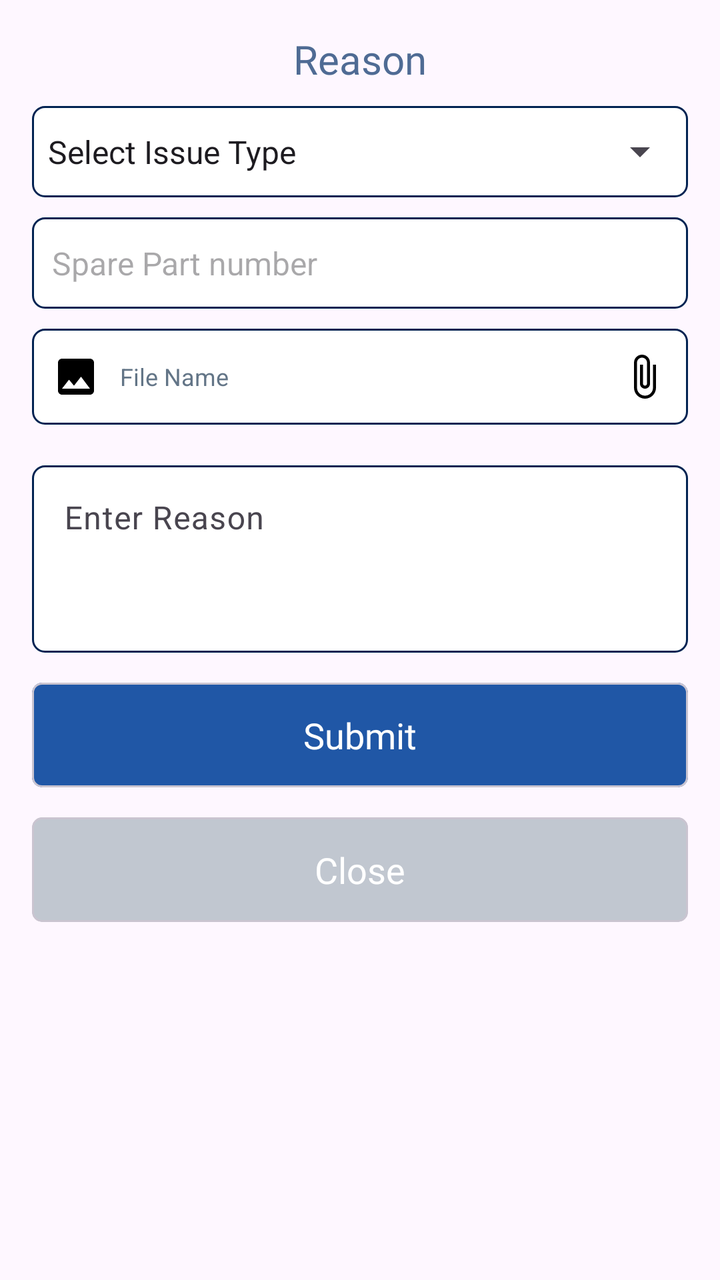
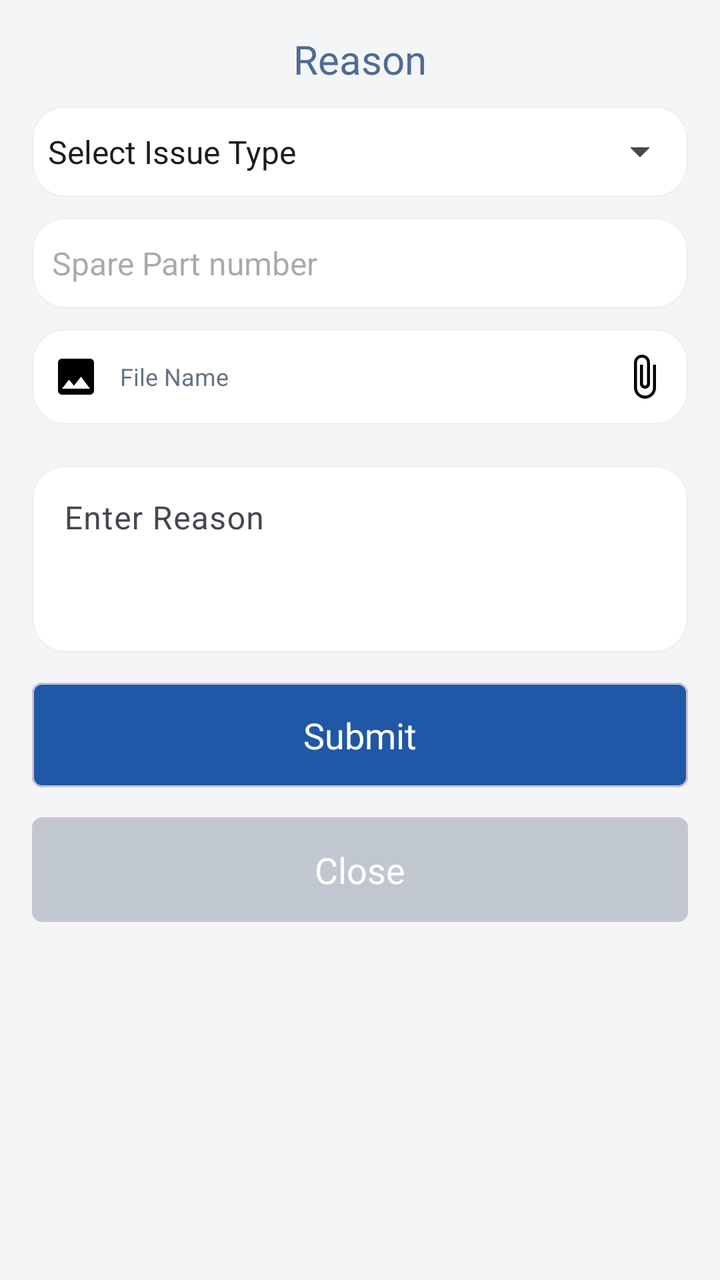

Before-and-after screenshots of an Android layout around one commit, followed by the original layout XML and the change that was made.
<!-- AndroidManifest.xml: application theme Theme.Evergreen -->
<!-- res/layout/fragment_set_hold_fagment.xml -->
<LinearLayout xmlns:android="http://schemas.android.com/apk/res/android"
    android:layout_width="match_parent"
    android:layout_height="wrap_content"
    xmlns:app="http://schemas.android.com/apk/res-auto"
    android:orientation="vertical"
    android:padding="16dp">
    <TextView
        android:textColor="@color/black_blue1"
        android:id="@+id/dialog_title"
        android:layout_width="match_parent"
        android:layout_height="wrap_content"
        android:text="Reason"
        android:textSize="20sp"
        android:fontFamily="@font/roboto_medium"
        android:gravity="center" />
    <androidx.appcompat.widget.SwitchCompat
        android:text="Need Parts ?"
        android:visibility="gone"
        android:id="@+id/sw_req"
        android:layout_marginTop="@dimen/_10sdp"
        android:layout_width="match_parent"
        android:layout_height="wrap_content"/>
    <RelativeLayout
        android:layout_marginTop="@dimen/_10sdp"
        android:background="@drawable/sidestroke"
        android:layout_width="match_parent"
        android:layout_height="wrap_content">
        <androidx.appcompat.widget.AppCompatSpinner
            android:layout_width="match_parent"
            android:id="@+id/sp_reason"
            android:paddingVertical="@dimen/_12sdp"
            android:entries="@array/type_reason"
            android:layout_height="wrap_content"/>
    </RelativeLayout>

    <EditText
        android:textSize="@dimen/_16ssp"
        android:id="@+id/spars_part_number"
        android:paddingHorizontal="@dimen/_10sdp"
        android:layout_marginTop="@dimen/_10sdp"
        android:paddingVertical="@dimen/_12sdp"
        android:hint="Spare Part number"
        android:background="@drawable/sidestroke"
        android:layout_width="match_parent"
        android:layout_height="wrap_content"/>
    <RelativeLayout
        android:layout_marginTop="@dimen/_10sdp"
        android:layout_gravity="center"
        android:gravity="center"
        android:background="@drawable/sidestroke"
        android:layout_width="match_parent"
        android:orientation="horizontal"
        android:layout_height="wrap_content">
        <ImageView
            android:layout_centerVertical="true"
            android:id="@+id/password_icon1"
            android:layout_width="wrap_content"
            android:layout_height="wrap_content"
            android:layout_alignParentStart="true"
            android:padding="@dimen/_10sdp"
            android:src="@drawable/baseline_image_24" />
        <TextView
            android:inputType="text"
            android:id="@+id/choose_tv"
            android:layout_width="match_parent"
            android:layout_height="@dimen/_48sdp"
            android:layout_toEndOf="@id/password_icon1"
            android:layout_centerVertical="true"
            android:gravity="center_vertical"
            android:hint="File Name"
            android:ellipsize="end"
            android:textSize="@dimen/_12ssp"
            android:layout_toStartOf="@+id/hide_icon1"
            android:textColor="@color/black_blue"
            android:textColorHint="@color/gray2"
            android:background="@android:color/transparent" />

        <ImageView

            android:id="@+id/hide_icon1"
            android:layout_width="wrap_content"
            android:layout_height="wrap_content"
            android:layout_alignParentEnd="true"
            android:layout_centerInParent="true"
            android:padding="@dimen/_10sdp"
            android:src="@drawable/baseline_attach_file_24" />


    </RelativeLayout>



    <com.google.android.material.textfield.TextInputLayout
        android:layout_width="match_parent"
        android:hint="Enter Reason"

        android:layout_marginTop="@dimen/_15sdp"
        android:layout_height="wrap_content">



        <com.google.android.material.textfield.TextInputEditText
            android:id="@+id/feedback_input"
            android:background="@drawable/sidestroke"
            android:layout_width="match_parent"
            android:textColor="@color/black_blue"
            android:layout_height="wrap_content"
            android:inputType="textMultiLine"
            android:minLines="3"
            android:textSize="@dimen/_16ssp"
            android:gravity="start" />
    </com.google.android.material.textfield.TextInputLayout>

    <com.google.android.material.card.MaterialCardView
        app:cardBackgroundColor="@color/btn_back"
        android:id="@+id/submit_button"
        android:layout_marginTop="@dimen/_15sdp"
        android:textSize="@dimen/_14ssp"
        app:cardCornerRadius="@dimen/_5sdp"
        app:layout_constraintTop_toBottomOf="@+id/relative"
        android:layout_width="match_parent"
        android:layout_height="wrap_content">
        <TextView
            android:padding="@dimen/_14sdp"
            android:fontFamily="@font/roboto_medium"
            android:gravity="center"
            android:textSize="@dimen/_18ssp"
            android:layout_gravity="center"
            android:textColor="@color/white"
            android:text="Submit"
            android:layout_width="match_parent"
            android:layout_height="wrap_content"/>
    </com.google.android.material.card.MaterialCardView>

    <com.google.android.material.card.MaterialCardView
        app:cardBackgroundColor="@color/gray1"
        android:id="@+id/close_button"
        android:layout_marginTop="@dimen/_15sdp"
        android:textSize="@dimen/_14ssp"
        app:cardCornerRadius="@dimen/_5sdp"
        app:layout_constraintTop_toBottomOf="@+id/relative"
        android:layout_width="match_parent"
        android:layout_height="wrap_content">
        <TextView
            android:padding="@dimen/_14sdp"
            android:fontFamily="@font/roboto_medium"
            android:gravity="center"
            android:textSize="@dimen/_18ssp"
            android:layout_gravity="center"
            android:textColor="@color/white"
            android:text="Close"
            android:layout_width="match_parent"
            android:layout_height="wrap_content"/>
    </com.google.android.material.card.MaterialCardView>

</LinearLayout>
<!-- resources referenced by this layout -->
<resources>
  <string-array name="type_reason">
          <item>Select Issue Type</item>
          <item>Spare Parts required</item>
          <item>expert service required</item>
      </string-array>
  <color name="black_blue">#022352</color>
  <color name="black_blue1">#4F6B94</color>
  <color name="btn_back">#2057A6</color>
  <color name="gray1">#C1C7D0</color>
  <color name="gray2">#637587</color>
  <color name="white">#FFFFFFFF</color>
  <dimen name="_10sdp">10.00dp</dimen>
  <dimen name="_12sdp">12.00dp</dimen>
  <dimen name="_12ssp">12.00sp</dimen>
  <dimen name="_14sdp">14.00dp</dimen>
  <dimen name="_14ssp">14.00sp</dimen>
  <dimen name="_15sdp">15.00dp</dimen>
  <dimen name="_16ssp">16.00sp</dimen>
  <dimen name="_18ssp">18.00sp</dimen>
  <dimen name="_48sdp">48.00dp</dimen>
  <dimen name="_5sdp">5.00dp</dimen>
  <!-- drawable baseline_attach_file_24 (drawable) -->
  <vector xmlns:android="http://schemas.android.com/apk/res/android" android:height="24dp" android:tint="#000000" android:viewportHeight="24" android:viewportWidth="24" android:width="24dp">
        
      <path android:fillColor="@android:color/white" android:pathData="M16.5,6v11.5c0,2.21 -1.79,4 -4,4s-4,-1.79 -4,-4V5c0,-1.38 1.12,-2.5 2.5,-2.5s2.5,1.12 2.5,2.5v10.5c0,0.55 -0.45,1 -1,1s-1,-0.45 -1,-1V6H10v9.5c0,1.38 1.12,2.5 2.5,2.5s2.5,-1.12 2.5,-2.5V5c0,-2.21 -1.79,-4 -4,-4S7,2.79 7,5v12.5c0,3.04 2.46,5.5 5.5,5.5s5.5,-2.46 5.5,-5.5V6h-1.5z"/>
      
  </vector>
  <!-- drawable baseline_image_24 (drawable) -->
  <vector xmlns:android="http://schemas.android.com/apk/res/android" android:height="24dp" android:tint="#000000" android:viewportHeight="24" android:viewportWidth="24" android:width="24dp">
        
      <path android:fillColor="@android:color/white" android:pathData="M21,19V5c0,-1.1 -0.9,-2 -2,-2H5c-1.1,0 -2,0.9 -2,2v14c0,1.1 0.9,2 2,2h14c1.1,0 2,-0.9 2,-2zM8.5,13.5l2.5,3.01L14.5,12l4.5,6H5l3.5,-4.5z"/>
      
  </vector>
  <!-- drawable sidestroke (drawable) -->
  <shape xmlns:android="http://schemas.android.com/apk/res/android"
      android:shape="rectangle" >
  
  
      <solid android:color="@color/white" />
      <corners
          android:radius="@dimen/_6sdp" />
      <stroke android:color="@color/black_blue" android:width="@dimen/_1sdp"/>
  
  </shape>
  <style name="Theme.Evergreen" parent="Base.Theme.Evergreen" />
  <dimen name="_6sdp">6.00dp</dimen>
  <dimen name="_1sdp">1.00dp</dimen>
  <style name="Base.Theme.Evergreen" parent="Theme.Material3.Light.NoActionBar">
  
  
  
  
  
  
  
          <item name="android:statusBarColor">@color/black_blue</item>
  
  
      </style>
</resources>

<!-- the commit's change to res/layout/fragment_set_hold_fagment.xml (unified diff, before → after) -->
@@ -1,6 +1,7 @@
 <LinearLayout xmlns:android="http://schemas.android.com/apk/res/android"
     android:layout_width="match_parent"
     android:layout_height="wrap_content"
+    android:background="@color/home_page_bg"
     xmlns:app="http://schemas.android.com/apk/res-auto"
     android:orientation="vertical"
     android:padding="16dp">
@@ -22,7 +23,7 @@
         android:layout_height="wrap_content"/>
     <RelativeLayout
         android:layout_marginTop="@dimen/_10sdp"
-        android:background="@drawable/sidestroke"
+        android:background="@drawable/edit_text_background"
         android:layout_width="match_parent"
         android:layout_height="wrap_content">
         <androidx.appcompat.widget.AppCompatSpinner
@@ -40,14 +41,14 @@
         android:layout_marginTop="@dimen/_10sdp"
         android:paddingVertical="@dimen/_12sdp"
         android:hint="Spare Part number"
-        android:background="@drawable/sidestroke"
+        android:background="@drawable/edit_text_background"
         android:layout_width="match_parent"
         android:layout_height="wrap_content"/>
     <RelativeLayout
         android:layout_marginTop="@dimen/_10sdp"
         android:layout_gravity="center"
         android:gravity="center"
-        android:background="@drawable/sidestroke"
+        android:background="@drawable/edit_text_background"
         android:layout_width="match_parent"
         android:orientation="horizontal"
         android:layout_height="wrap_content">
@@ -101,7 +102,7 @@
 
         <com.google.android.material.textfield.TextInputEditText
             android:id="@+id/feedback_input"
-            android:background="@drawable/sidestroke"
+            android:background="@drawable/edit_text_background"
             android:layout_width="match_parent"
             android:textColor="@color/black_blue"
             android:layout_height="wrap_content"
<!-- resource entries referenced after the edit -->
@@ -10,6 +10,7 @@
   <color name="btn_back">#2057A6</color>
   <color name="gray1">#C1C7D0</color>
   <color name="gray2">#637587</color>
+  <color name="home_page_bg">#F3F5F7</color>
   <color name="white">#FFFFFFFF</color>
   <dimen name="_10sdp">10.00dp</dimen>
   <dimen name="_12sdp">12.00dp</dimen>
@@ -33,20 +34,19 @@
       <path android:fillColor="@android:color/white" android:pathData="M21,19V5c0,-1.1 -0.9,-2 -2,-2H5c-1.1,0 -2,0.9 -2,2v14c0,1.1 0.9,2 2,2h14c1.1,0 2,-0.9 2,-2zM8.5,13.5l2.5,3.01L14.5,12l4.5,6H5l3.5,-4.5z"/>
       
   </vector>
-  <!-- drawable sidestroke (drawable) -->
+  <!-- drawable edit_text_background (drawable) -->
+  <?xml version="1.0" encoding="utf-8"?>
   <shape xmlns:android="http://schemas.android.com/apk/res/android"
-      android:shape="rectangle" >
+      android:shape="rectangle">
   
-  
-      <solid android:color="@color/white" />
-      <corners
-          android:radius="@dimen/_6sdp" />
-      <stroke android:color="@color/black_blue" android:width="@dimen/_1sdp"/>
+      <solid android:color="@color/white"/>
+      <corners android:radius="16dp"/>
+      <stroke android:color="@color/home_card_stroke"
+          android:width="1dp"/>
   
   </shape>
   <style name="Theme.Evergreen" parent="Base.Theme.Evergreen" />
-  <dimen name="_6sdp">6.00dp</dimen>
-  <dimen name="_1sdp">1.00dp</dimen>
+  <color name="home_card_stroke">#EEF1F4</color>
   <style name="Base.Theme.Evergreen" parent="Theme.Material3.Light.NoActionBar">
   
   
